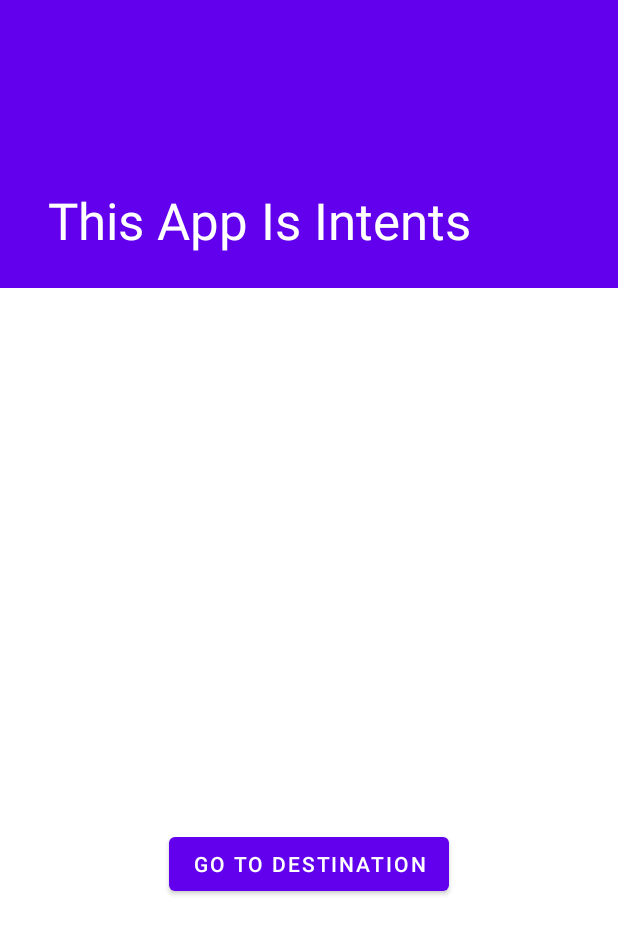
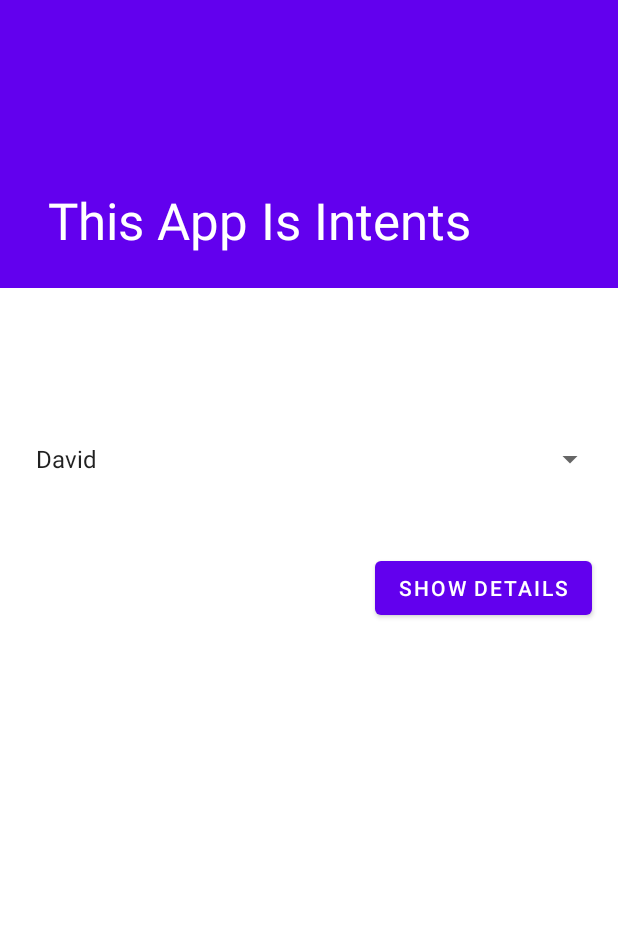
Before and after one commit to David-VS/ThisAppIsIntents, an Android app: the screen it shows after launch (MainActivity), on a phone screen of 412 x 824 dp. Shown: the top 934 px of the screen. Run offline under Robolectric (Android 15) with nearby library versions, the phone set to English and light mode, and no system bars; our stand-ins replace navigation-ui.

Commit message:
update werkcollege

```diff
--- a/app/src/main/java/be/ehb/thisappisintents/fragments/HomeFragment.java
+++ b/app/src/main/java/be/ehb/thisappisintents/fragments/HomeFragment.java
@@ -8,18 +8,29 @@ import androidx.navigation.Navigation;
 import android.view.LayoutInflater;
 import android.view.View;
 import android.view.ViewGroup;
+import android.widget.ArrayAdapter;
 import android.widget.Button;
+import android.widget.Spinner;
 
 import be.ehb.thisappisintents.R;
+import be.ehb.thisappisintents.model.Persoon;
+import be.ehb.thisappisintents.model.PersoonDAO;
 
 
 public class HomeFragment extends Fragment {
 
+    private Spinner spiPersonen;
+    private Button btnDetails;
     //listener
-    private View.OnClickListener goToDestinationListener = new View.OnClickListener() {
+    private View.OnClickListener detailListener = new View.OnClickListener() {
         @Override
         public void onClick(View view) {
-            Navigation.findNavController(view).navigate(R.id.nav_to_destination);
+            Persoon geselecteerd = (Persoon) spiPersonen.getSelectedItem();
+
+            Bundle data = new Bundle();
+            data.putSerializable("persoon", geselecteerd);
+
+            Navigation.findNavController(view).navigate(R.id.nav_to_destination, data);
         }
     };
 
@@ -37,9 +48,20 @@ public class HomeFragment extends Fragment {
                              Bundle savedInstanceState) {
         //verwijzing naar layout
         View rootView = inflater.inflate(R.layout.fragment_home, container, false);
+        //verwijzingen naar wat in scherm zit
+        spiPersonen = rootView.findViewById(R.id.spi_personen);
+        btnDetails = rootView.findViewById(R.id.btn_details);
 
-        Button btnDestination = rootView.findViewById(R.id.btn_to_destination);
-        btnDestination.setOnClickListener(goToDestinationListener);
+        //spinner opvullen
+        //aanmaken adapter, dit bevat de layout voor rijen en array met gegevens
+        ArrayAdapter<Persoon> adapter = new ArrayAdapter<>(getActivity(),
+                android.R.layout.simple_list_item_1,
+                PersoonDAO.getInstance().getPersonen());
+        //adapter aan spinner vasthangen
+        spiPersonen.setAdapter(adapter);
+
+        //listener voor button
+        btnDetails.setOnClickListener(detailListener);
 
         return rootView;
     }
--- /dev/null
+++ b/app/src/main/java/be/ehb/thisappisintents/model/Persoon.java
@@ -0,0 +1,46 @@
+package be.ehb.thisappisintents.model;
+
+import java.io.Serializable;
+
+public class Persoon implements Serializable {
+
+    private String naam, tel, homepage;
+
+    public Persoon() {
+    }
+
+    public Persoon(String naam, String tel, String homepage) {
+        this.naam = naam;
+        this.tel = tel;
+        this.homepage = homepage;
+    }
+
+    public String getNaam() {
+        return naam;
+    }
+
+    public void setNaam(String naam) {
+        this.naam = naam;
+    }
+
+    public String getTel() {
+        return tel;
+    }
+
+    public void setTel(String tel) {
+        this.tel = tel;
+    }
+
+    public String getHomepage() {
+        return homepage;
+    }
+
+    public void setHomepage(String homepage) {
+        this.homepage = homepage;
+    }
+
+    @Override
+    public String toString() {
+        return naam;
+    }
+}
--- /dev/null
+++ b/app/src/main/java/be/ehb/thisappisintents/model/PersoonDAO.java
@@ -0,0 +1,34 @@
+package be.ehb.thisappisintents.model;
+
+import java.util.ArrayList;
+
+
+public class PersoonDAO {
+    //Singleton pattern
+    private static final PersoonDAO ourInstance = new PersoonDAO();
+
+    public static PersoonDAO getInstance() {
+        return ourInstance;
+    }
+
+    private PersoonDAO() {
+
+        personen.add( new Persoon("David",
+                "tel:0492827218",
+                "http://www.ehb.be") );
+        personen.add( new Persoon("Joske Vermeulen",
+                "tel:0492827218",
+                "http://www.ehb.be") );
+        personen.add(new Persoon("Amin",
+                "tel:048951682",
+                "http://www.google.be"));
+
+    }
+
+    //eigen waarden
+    private ArrayList<Persoon> personen = new ArrayList<>();
+
+    public ArrayList<Persoon> getPersonen() {
+        return personen;
+    }
+}
--- a/app/src/main/res/layout/fragment_home.xml
+++ b/app/src/main/res/layout/fragment_home.xml
@@ -6,19 +6,28 @@
     android:layout_height="match_parent"
     tools:context=".fragments.HomeFragment" >
 
-    <Button
-        android:id="@+id/btn_to_destination"
-        android:layout_width="wrap_content"
+    <Spinner
+        android:id="@+id/spi_personen"
+        android:layout_width="0dp"
         android:layout_height="wrap_content"
-        android:layout_marginStart="16dp"
-        android:layout_marginLeft="16dp"
-        android:layout_marginTop="16dp"
-        android:layout_marginEnd="16dp"
-        android:layout_marginRight="16dp"
-        android:layout_marginBottom="16dp"
-        android:text="@string/str_btn_detination"
-        app:layout_constraintBottom_toBottomOf="parent"
+        android:layout_marginStart="8dp"
+        android:layout_marginLeft="8dp"
+        android:layout_marginTop="90dp"
+        android:layout_marginEnd="8dp"
+        android:layout_marginRight="8dp"
+        android:spinnerMode="dropdown"
         app:layout_constraintEnd_toEndOf="parent"
         app:layout_constraintStart_toStartOf="parent"
         app:layout_constraintTop_toTopOf="parent" />
+
+    <Button
+        android:id="@+id/btn_details"
+        android:layout_width="0dp"
+        android:layout_height="wrap_content"
+        android:layout_marginTop="176dp"
+        android:layout_marginEnd="17dp"
+        android:layout_marginRight="17dp"
+        android:text="@string/txt_btn_details"
+        app:layout_constraintEnd_toEndOf="parent"
+        app:layout_constraintTop_toTopOf="parent" />
 </androidx.constraintlayout.widget.ConstraintLayout>
--- a/app/src/main/res/navigation/main_nav.xml
+++ b/app/src/main/res/navigation/main_nav.xml
@@ -15,5 +15,9 @@
     </fragment>
     <fragment
         android:id="@+id/destinationFragment"
-        android:name="be.ehb.thisappisintents.fragments.DestinationFragment" />
+        android:name="be.ehb.thisappisintents.fragments.DestinationFragment" >
+        <argument
+            android:name="persoon"
+            app:argType="be.ehb.thisappisintents.model.Persoon" />
+    </fragment>
 </navigation>
--- a/app/src/main/res/values/strings.xml
+++ b/app/src/main/res/values/strings.xml
@@ -2,7 +2,7 @@
     <string name="app_name">This App Is Intents</string>
     <!-- TODO: Remove or change this placeholder text -->
     <string name="hello_blank_fragment">Hello blank fragment</string>
-    <string name="str_btn_detination">Go To Destination</string>
-    <string name="str_btn_website">Open Homepage</string>
-    <string name="str_btn_location">Where are you?</string>
+    <string name="txt_btn_details">Show Details</string>
+    <string name="txt_btn_call">Call</string>
+    <string name="txt_btn_homepage">Homepage</string>
 </resources>
```
Also changed, not shown: app/src/main/java/be/ehb/thisappisintents/fragments/DestinationFragment.java (+30 -18 lines), app/src/main/res/layout/fragment_destination.xml (+34 -16 lines).
